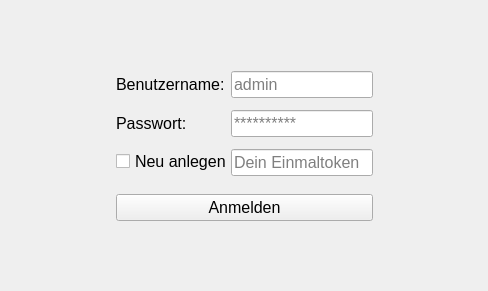
GrowVolution/AdminPanel, file qt_ui/templates/login.ui: the form before one commit.
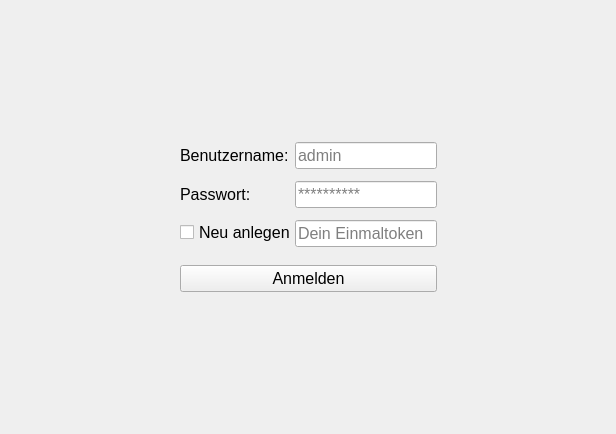
The form after the commit.

```diff
--- a/qt_ui/templates/login.ui
+++ b/qt_ui/templates/login.ui
@@ -6,8 +6,8 @@
    <rect>
     <x>0</x>
     <y>0</y>
-    <width>488</width>
-    <height>291</height>
+    <width>616</width>
+    <height>434</height>
    </rect>
   </property>
   <property name="windowTitle">
```
